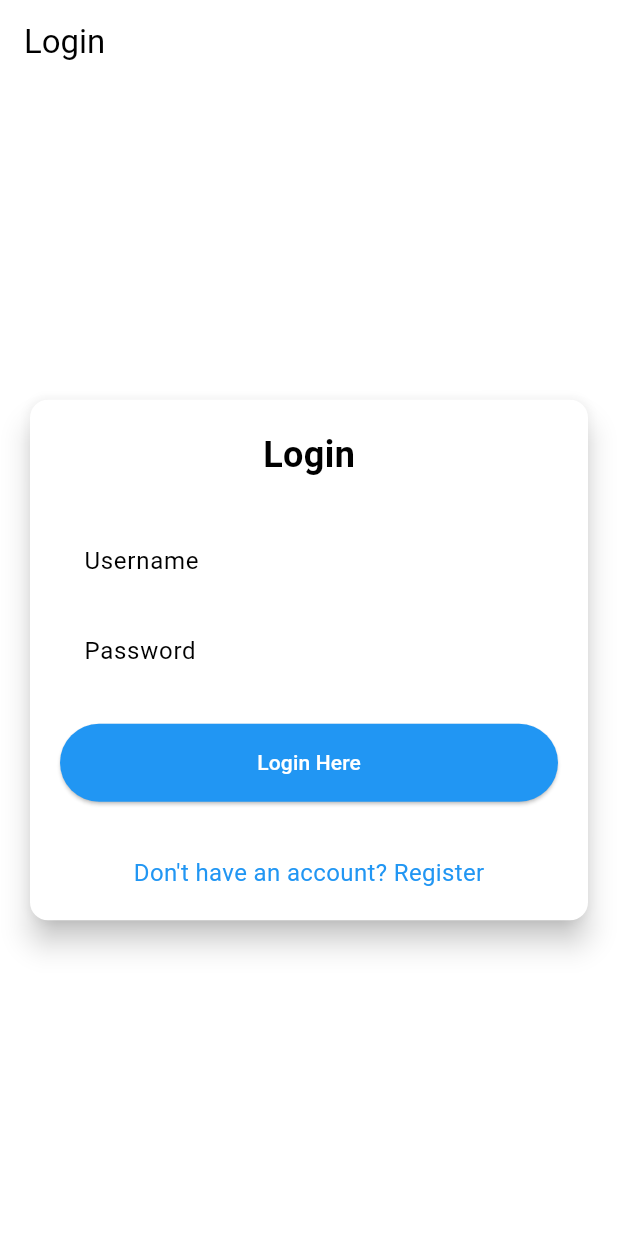
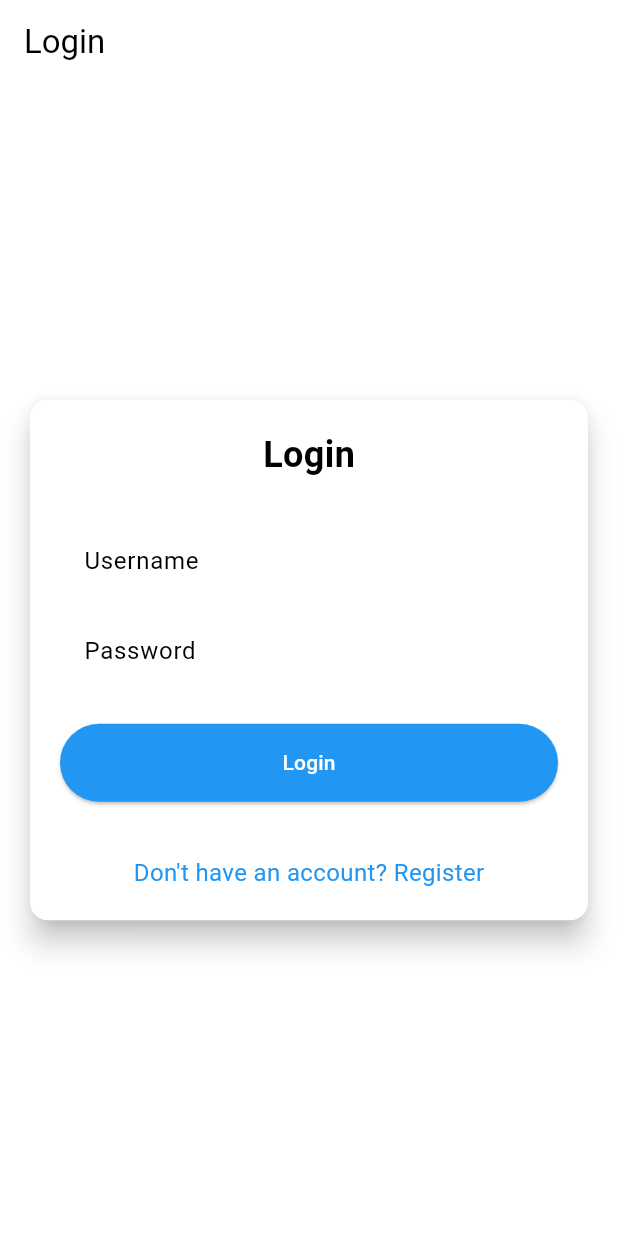
Before and after one commit to amelia-juliawati/football-news-mobile, a Flutter app: the screen it shows after launch, on a phone screen of 412 x 824 dp. Run offline on Flutter 3.47's test engine with Material 3 defaults, Android fonts, the phone set to English and light mode, and no system bars; missing offline and left inert: pbp_django_auth.

Commit message:
test workflow

```diff
--- a/lib/screens/login.dart
+++ b/lib/screens/login.dart
@@ -149,7 +149,7 @@ class _LoginPageState extends State<LoginPage> {
                       backgroundColor: Theme.of(context).colorScheme.primary,
                       padding: const EdgeInsets.symmetric(vertical: 16.0),
                     ),
-                    child: const Text('Login Here'),
+                    child: const Text('Login'),
                   ),
                   const SizedBox(height: 36.0),
                   GestureDetector(
```
Also changed, not shown: 2 other files.
